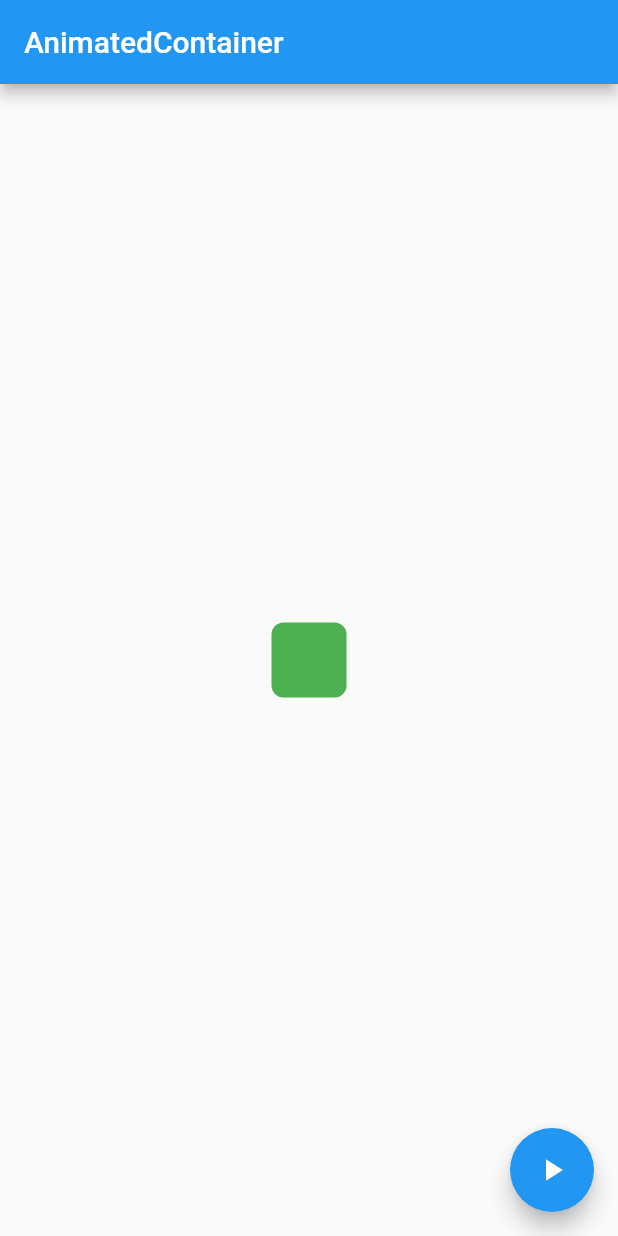
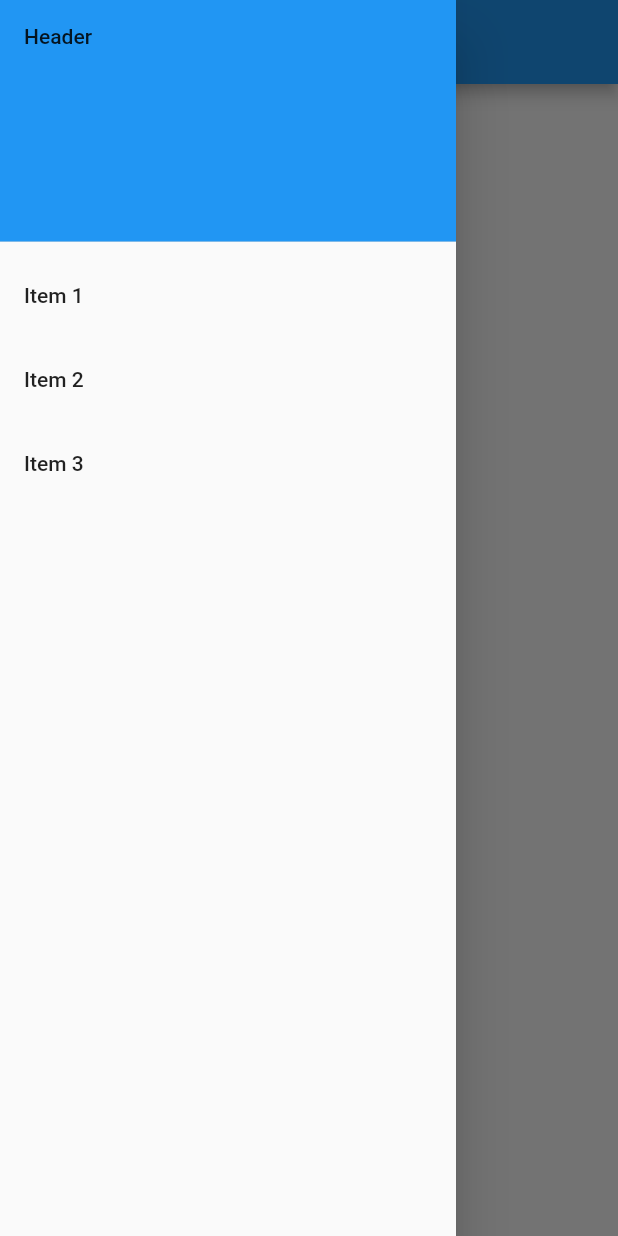
Before and after one commit to LDongGyu/flutter-cookbook, a Flutter app: the screen it shows after launch, with the side drawer open (before the commit the screen has no drawer), on a phone screen of 412 x 824 dp. Run offline on Flutter 3.47's test engine with Material 2 defaults, Android fonts, the phone set to English and light mode, and no system bars.

Commit message:
feat: Drawer 추가

```diff
--- /dev/null
+++ b/lib/MyDrawer.dart
@@ -0,0 +1,51 @@
+import 'package:flutter/material.dart';
+
+class MyDrawer extends StatefulWidget {
+  @override
+  _MyDrawerState createState() => _MyDrawerState();
+}
+
+class _MyDrawerState extends State<MyDrawer> {
+  @override
+  Widget build(BuildContext context) {
+    return Scaffold(
+      drawer: Drawer(
+        child: ListView(
+          padding: EdgeInsets.zero,
+          children: <Widget>[
+            DrawerHeader(
+              child: Text('Header'),
+              decoration: BoxDecoration(
+                color: Colors.blue
+              ),
+            ),
+            ListTile(
+              title: Text('Item 1'),
+              onTap: (){
+                Navigator.pop(context);
+              },
+            ),
+            ListTile(
+              title: Text('Item 2'),
+              onTap: (){
+                Navigator.pop(context);
+              },
+            ),
+            ListTile(
+              title: Text('Item 3'),
+              onTap: (){
+                Navigator.pop(context);
+              },
+            ),
+          ],
+        ),
+      ),
+      appBar: AppBar(
+        title: Text('Drawer'),
+      ),
+      body: Center(
+        child: Text('Drawer 예제'),
+      ),
+    );
+  }
+}
--- a/lib/main.dart
+++ b/lib/main.dart
@@ -1,5 +1,7 @@
 import 'package:flutter/material.dart';
 import 'package:flutter_cookbook/MyAnimatedContainer.dart';
+import 'package:flutter_cookbook/MyAnimatedOpacity.dart';
+import 'package:flutter_cookbook/MyDrawer.dart';
 
 void main() {
   runApp(MyApp());
@@ -27,7 +29,7 @@ class MyApp extends StatelessWidget {
         // closer together (more dense) than on mobile platforms.
         visualDensity: VisualDensity.adaptivePlatformDensity,
       ),
-      home: MyAnimatedContainer(),
+      home: MyDrawer(),
     );
   }
 }
```
Also changed, not shown: lib/MyAnimatedOpacity.dart (added, +36 -0 lines).
